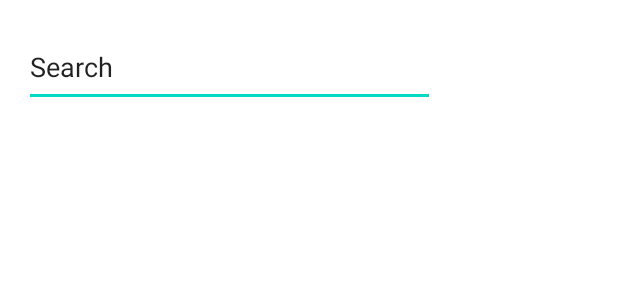
After one commit to Maki1502/Hello-baby, an Android app: the layout activity_search.xml on its own in the app's theme, with its tools: preview values and no code run, on a phone screen of 412 x 824 dp. The commit adds this screen. Shown: the top 300 px of the screen. Run offline under Robolectric (Android 15) with nearby library versions, the phone set to English and light mode, and no system bars.

Commit message:
Add search to app

```diff
--- a/app/src/main/java/edu/ib/hellobaby/MainActivity.kt
+++ b/app/src/main/java/edu/ib/hellobaby/MainActivity.kt
@@ -11,7 +11,6 @@ import androidx.fragment.app.Fragment
 import com.google.android.material.bottomnavigation.BottomNavigationView
 import dagger.hilt.android.AndroidEntryPoint
 import edu.ib.hellobaby.fragments.*
-import kotlinx.android.synthetic.main.activity_main.*
 
 const val DEFAULT_REMINDER_HOUR = 21
 const val DEFAULT_REMINDER_MINUTE = 37
@@ -27,8 +26,9 @@ class MainActivity : AppCompatActivity() {
                 return@OnNavigationItemSelectedListener true
             }
 
-            R.id.navigation_search -> {
-                moveToFragment(SearchFragment())
+            R.id.navigation_search-> {
+                item.isChecked = false
+                startActivity(Intent(this@MainActivity, SearchActivity::class.java))
                 return@OnNavigationItemSelectedListener true
             }
 
--- /dev/null
+++ b/app/src/main/res/layout/activity_search.xml
@@ -0,0 +1,31 @@
+<?xml version="1.0" encoding="utf-8"?>
+<androidx.constraintlayout.widget.ConstraintLayout xmlns:android="http://schemas.android.com/apk/res/android"
+    xmlns:app="http://schemas.android.com/apk/res-auto"
+    xmlns:tools="http://schemas.android.com/tools"
+    android:layout_width="match_parent"
+    android:layout_height="match_parent"
+    tools:context=".SearchActivity">
+
+    <EditText
+        android:id="@+id/edit_search_2"
+        android:layout_width="274dp"
+        android:layout_height="53dp"
+        android:ems="10"
+        android:inputType="textPersonName"
+        android:text="Search"
+        app:layout_constraintBottom_toBottomOf="parent"
+        app:layout_constraintEnd_toEndOf="parent"
+        app:layout_constraintHorizontal_bias="0.116"
+        app:layout_constraintStart_toStartOf="parent"
+        app:layout_constraintTop_toTopOf="parent"
+        app:layout_constraintVertical_bias="0.023" />
+
+    <androidx.recyclerview.widget.RecyclerView
+        android:id="@+id/search_view2"
+        android:layout_width="359dp"
+        android:layout_height="579dp"
+        app:layout_constraintBottom_toBottomOf="parent"
+        app:layout_constraintEnd_toEndOf="parent"
+        app:layout_constraintStart_toStartOf="parent"
+        app:layout_constraintTop_toBottomOf="@+id/edit_search_2" />
+</androidx.constraintlayout.widget.ConstraintLayout>
```
Also changed, not shown: app/src/main/AndroidManifest.xml (+5 -2 lines), app/src/main/java/edu/ib/hellobaby/SearchActivity.kt (added, +54 -0 lines), app/src/main/java/edu/ib/hellobaby/fragments/SearchFragment.kt (+0 -61 lines), app/src/main/java/edu/ib/hellobaby/fragments/SearchLine.kt (added, +32 -0 lines).
